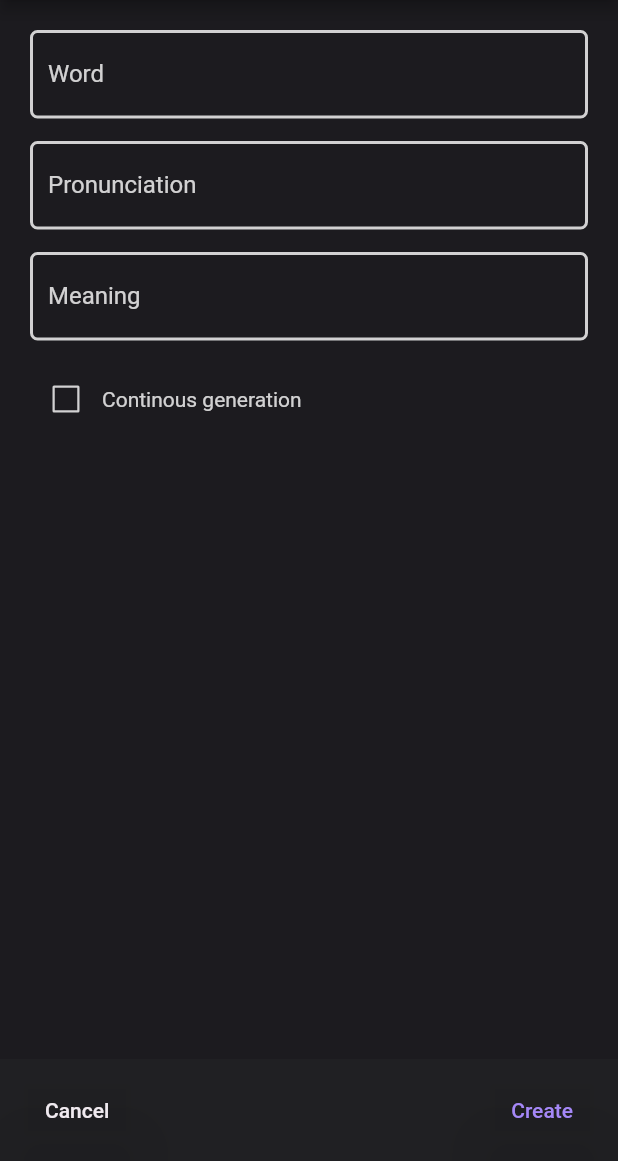
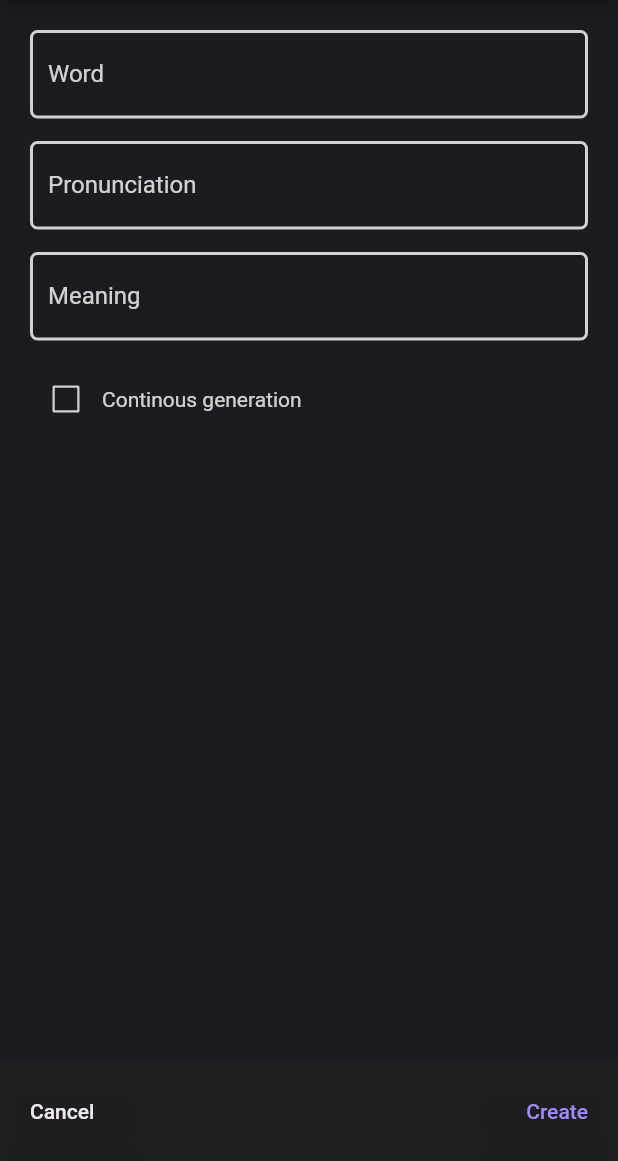
Before and after one commit to Xeno-Song/WordBook, a Flutter app: the WordAddView screen opened directly, on a phone screen of 412 x 824 dp, the part 75-1236 px from its top. Run offline on Flutter 3.47's test engine with Material 2 defaults, Android fonts, the light colour scheme and no system bars; our stand-ins replace flutter_card_swiper, flutter_spinkit, fluttertoast, sqflite_common, sqflite_common_ffi; missing offline and left inert: flutter_flip_card; accounts and stored records are empty.

Commit message:
[MOD] Modify word add view button style

```diff
--- a/lib/View/word_add.dart
+++ b/lib/View/word_add.dart
@@ -143,15 +143,22 @@ class _WordAddViewState extends State<WordAddView> {
               ),
             ),
             Container(
-              padding: const EdgeInsets.fromLTRB(10, 10, 10, 10),
+              // padding: const EdgeInsets.fromLTRB(10, 10, 10, 10),
               color: CommonColors.secondaryBackgroundColor,
               child: Row(
                 mainAxisAlignment: MainAxisAlignment.spaceBetween,
                 children: [
                   TextButton(
                     style: TextButton.styleFrom(
-                      padding: const EdgeInsets.fromLTRB(20, 15, 20, 15),
+                      padding: const EdgeInsets.fromLTRB(20, 25, 40, 25),
                       foregroundColor: CommonColors.primaryForegroundColor,
+                      shape: const RoundedRectangleBorder(
+                        side: BorderSide.none,
+                        borderRadius: BorderRadius.only(
+                          topRight: Radius.circular(50),
+                          bottomRight: Radius.circular(50),
+                        ),
+                      ),
                       elevation: 20,
                       shadowColor: Colors.black45,
                     ),
@@ -162,8 +169,15 @@ class _WordAddViewState extends State<WordAddView> {
                   ),
                   TextButton(
                     style: TextButton.styleFrom(
-                      padding: const EdgeInsets.fromLTRB(20, 15, 20, 15),
+                      padding: const EdgeInsets.fromLTRB(40, 25, 20, 25),
                       foregroundColor: CommonColors.primaryThemeColorBrighter,
+                      shape: const RoundedRectangleBorder(
+                        side: BorderSide.none,
+                        borderRadius: BorderRadius.only(
+                          topLeft: Radius.circular(50),
+                          bottomLeft: Radius.circular(50),
+                        ),
+                      ),
                       elevation: 20,
                       shadowColor: Colors.black45,
                     ),
```
